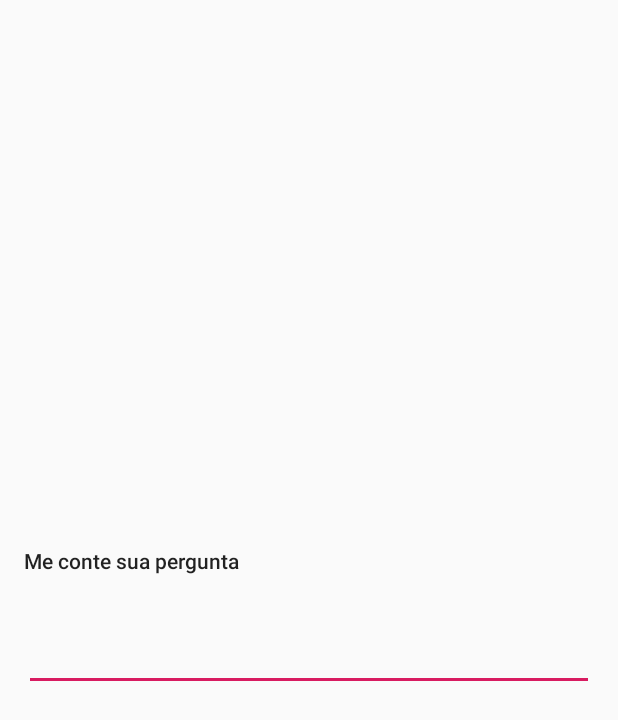
After one commit to InfnApps/ProfJarvis, an Android app: the layout fragment_question_text.xml on its own in the app's theme, with its tools: preview values and no code run, on a phone screen of 412 x 824 dp. The commit adds this screen. Shown: the top 720 px of the screen. Run offline under Robolectric (Android 15) with nearby library versions, the phone set to English and light mode, and no system bars.

Commit message:
building add question form with viewpager

```diff
--- a/app/src/main/res/layout/activity_main.xml
+++ b/app/src/main/res/layout/activity_main.xml
@@ -8,10 +8,11 @@
         tools:context=".MainActivity">
     <fragment
             android:layout_width="0dp"
-            android:layout_height="0dp" android:name="br.edu.infnet.professorjarvis.chat.ChatFragment"
+            android:layout_height="0dp"
             android:id="@+id/fragment"
             app:layout_constraintTop_toTopOf="parent"
             app:layout_constraintBottom_toBottomOf="parent" app:layout_constraintEnd_toEndOf="parent"
             app:layout_constraintStart_toStartOf="parent"
-            tools:layout="@layout/fragment_chat"/>
+            tools:layout="@layout/fragment_chat"
+            android:name="br.edu.infnet.professorjarvis.question.AddQuestionFragment"/>
 </androidx.constraintlayout.widget.ConstraintLayout>
--- /dev/null
+++ b/app/src/main/res/layout/fragment_question_text.xml
@@ -0,0 +1,33 @@
+<?xml version="1.0" encoding="utf-8"?>
+<androidx.constraintlayout.widget.ConstraintLayout
+        xmlns:android="http://schemas.android.com/apk/res/android"
+                                                   xmlns:app="http://schemas.android.com/apk/res-auto"
+                                                   xmlns:tools="http://schemas.android.com/tools"
+                                                   android:layout_width="match_parent"
+                                                   android:layout_height="match_parent"
+                                                   tools:context=".question.model.QuestionTextFragment">
+
+    <TextView
+            android:layout_width="wrap_content"
+            android:layout_height="wrap_content"
+            android:text="Me conte sua pergunta"
+            app:layout_constraintTop_toTopOf="parent" android:id="@+id/textView"
+            app:layout_constraintBottom_toTopOf="@+id/editText"
+            app:layout_constraintVertical_chainStyle="packed" app:layout_constraintStart_toStartOf="parent"
+            android:layout_marginLeft="16dp" android:layout_marginStart="16dp"
+            android:textAppearance="@style/TextAppearance.AppCompat.Body2"/>
+    <EditText
+            android:layout_width="0dp"
+            android:layout_height="wrap_content"
+            android:inputType="textMultiLine"
+            android:gravity="start|top"
+            app:autoSizeTextType="uniform"
+            android:ems="10"
+            android:id="@+id/editText"
+            app:layout_constraintBottom_toBottomOf="parent" app:layout_constraintTop_toBottomOf="@+id/textView"
+            android:layout_marginTop="32dp" android:layout_marginEnd="16dp" app:layout_constraintEnd_toEndOf="parent"
+            android:layout_marginRight="16dp" android:layout_marginStart="16dp"
+            app:layout_constraintStart_toStartOf="parent" android:layout_marginLeft="16dp"/>
+
+
+</androidx.constraintlayout.widget.ConstraintLayout>
```
Also changed, not shown: app/src/main/java/br/edu/infnet/professorjarvis/question/AddQuestionFragment.kt (added, +67 -0 lines), app/src/main/java/br/edu/infnet/professorjarvis/question/QuestionOptionsFragment.kt (added, +38 -0 lines), app/src/main/java/br/edu/infnet/professorjarvis/question/QuestionPageFragmentAdapter.kt (added, +12 -0 lines), app/src/main/java/br/edu/infnet/professorjarvis/question/QuestionTextFragment.kt (added, +37 -0 lines), app/src/main/java/br/edu/infnet/professorjarvis/question/QuestionViewModel.kt (added, +15 -0 lines), app/src/main/java/br/edu/infnet/professorjarvis/question/model/Question.kt (added, +13 -0 lines), app/src/main/res/layout/fragment_add_question.xml (added, +23 -0 lines), app/src/main/res/layout/fragment_question_options.xml (added, +14 -0 lines).
